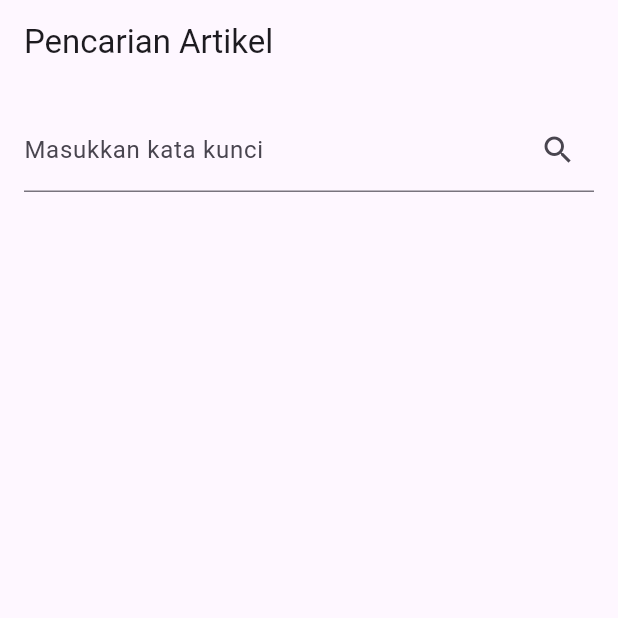
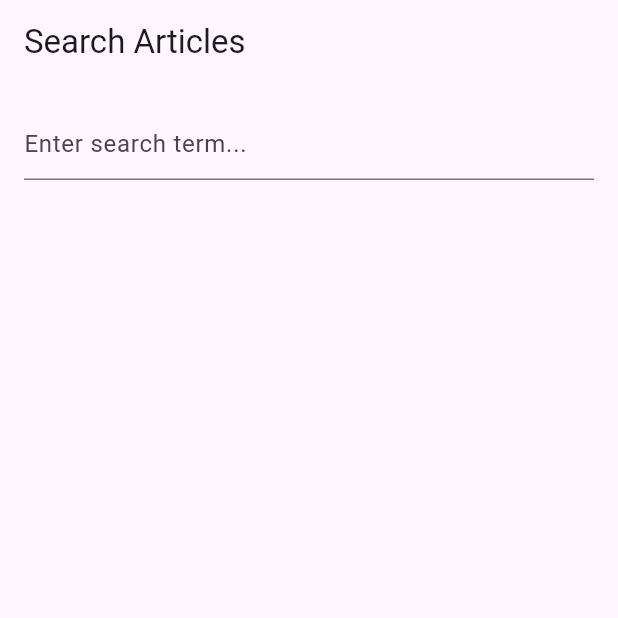
Before and after one commit to Rellganss/PAPB_JURNAL, a Flutter app: the screen it shows after launch, on a phone screen of 412 x 824 dp, the top half of it. Run offline on Flutter 3.47's test engine with Material 3 defaults, Android fonts, the phone set to English and light mode, and no system bars.

Commit message:
new code

```diff
--- a/lib/main.dart
+++ b/lib/main.dart
@@ -2,18 +2,20 @@ import 'package:flutter/material.dart';
 import 'screens/search_screen.dart';
 
 void main() {
-  runApp(MyApp());
+  runApp(const MyApp());
 }
 
 class MyApp extends StatelessWidget {
+  const MyApp({Key? key}) : super(key: key);
+
   @override
   Widget build(BuildContext context) {
     return MaterialApp(
-      title: 'Pencarian Artikel Ilmiah',
+      title: 'Article Search',
       theme: ThemeData(
         primarySwatch: Colors.blue,
       ),
-      home: SearchScreen(),
+      home: const SearchScreen(),
     );
   }
 }
--- a/lib/models/artikel.dart
+++ b/lib/models/artikel.dart
@@ -1,22 +1,17 @@
 class Artikel {
   final String title;
-  final String link;
-  final String snippet;
-  final String publicationInfo;
+  final String author;
+  final String summary;
+  final String url;
 
-  Artikel({
-    required this.title,
-    required this.link,
-    required this.snippet,
-    required this.publicationInfo,
-  });
+  Artikel({required this.title, required this.author, required this.summary, required this.url});
 
   factory Artikel.fromJson(Map<String, dynamic> json) {
     return Artikel(
-      title: json['title'] ?? 'No Title',
-      link: json['link'] ?? '',
-      snippet: json['snippet'] ?? 'No Snippet Available',
-      publicationInfo: json['publication_info'] ?? 'No Publication Info',
+      title: json['title'],
+      author: json['author'],
+      summary: json['summary'],
+      url: json['url'],
     );
   }
 }
--- a/lib/screens/search_screen.dart
+++ b/lib/screens/search_screen.dart
@@ -1,73 +1,51 @@
 import 'package:flutter/material.dart';
+import '../models/artikel.dart';
 import '../services/serpapi_service.dart';
 import '../widgets/artikel_tile.dart';
-import '../models/artikel.dart';
 
 class SearchScreen extends StatefulWidget {
+  const SearchScreen({Key? key}) : super(key: key);
+
   @override
   _SearchScreenState createState() => _SearchScreenState();
 }
 
 class _SearchScreenState extends State<SearchScreen> {
-  final TextEditingController _searchController = TextEditingController();
-  List<Artikel> _artikelList = [];
-  bool _isLoading = false;
+  final TextEditingController _controller = TextEditingController();
+  List<Artikel> _results = [];
 
-  final SerpApiService _serpApiService = SerpApiService();
-
-  void _searchArtikel(String query) async {
+  void _searchArticles() async {
+    final articles = await SerpApiService.searchArticles(_controller.text);
     setState(() {
-      _isLoading = true;
+      _results = articles;
     });
-
-    try {
-      List<Artikel> artikelList = await _serpApiService.fetchArtikel(query);
-      setState(() {
-        _artikelList = artikelList;
-        _isLoading = false;
-      });
-    } catch (e) {
-      setState(() {
-        _isLoading = false;
-      });
-      ScaffoldMessenger.of(context).showSnackBar(
-        SnackBar(content: Text('Error fetching articles: $e')),
-      );
-    }
   }
 
   @override
   Widget build(BuildContext context) {
     return Scaffold(
       appBar: AppBar(
-        title: Text('Pencarian Artikel'),
+        title: const Text('Search Articles'),
       ),
       body: Padding(
         padding: const EdgeInsets.all(16.0),
         child: Column(
           children: [
             TextField(
-              controller: _searchController,
-              decoration: InputDecoration(
-                labelText: 'Masukkan kata kunci',
-                suffixIcon: IconButton(
-                  icon: Icon(Icons.search),
-                  onPressed: () {
-                    _searchArtikel(_searchController.text);
-                  },
-                ),
+              controller: _controller,
+              decoration: const InputDecoration(
+                hintText: 'Enter search term...',
               ),
+              onSubmitted: (_) => _searchArticles(),
             ),
-            SizedBox(height: 16),
+            const SizedBox(height: 16),
             Expanded(
-              child: _isLoading
-                  ? Center(child: CircularProgressIndicator())
-                  : ListView.builder(
-                      itemCount: _artikelList.length,
-                      itemBuilder: (context, index) {
-                        return ArtikelTile(artikel: _artikelList[index]);
-                      },
-                    ),
+              child: ListView.builder(
+                itemCount: _results.length,
+                itemBuilder: (context, index) {
+                  return ArtikelTile(artikel: _results[index]);
+                },
+              ),
             ),
           ],
         ),
--- a/lib/services/serpapi_service.dart
+++ b/lib/services/serpapi_service.dart
@@ -3,19 +3,15 @@ import 'package:http/http.dart' as http;
 import '../models/artikel.dart';
 
 class SerpApiService {
-  static const String _apiKey = '3c7cb3509b88ef7c15664bab111c8eea55a30ce44481b7f06eac8a6f84b45f9c'; // Ganti dengan API key-mu
+  static const String _apiKey = '3c7cb3509b88ef7c15664bab111c8eea55a30ce44481b7f06eac8a6f84b45f9c';
   static const String _baseUrl = 'https://serpapi.com/search.json';
 
-  Future<List<Artikel>> fetchArtikel(String query) async {
-    final response = await http.get(
-      Uri.parse('$_baseUrl?engine=google_scholar&q=$query&api_key=$_apiKey'),
-    );
+  static Future<List<Artikel>> searchArticles(String query) async {
+    final response = await http.get(Uri.parse('$_baseUrl?engine=google_scholar&q=$query&api_key=$_apiKey'));
 
     if (response.statusCode == 200) {
-      final data = json.decode(response.body);
-      final List<dynamic> articles = data['organic_results'];
-
-      return articles.map((article) => Artikel.fromJson(article)).toList();
+      final List articlesJson = json.decode(response.body)['organic_results'];
+      return articlesJson.map((json) => Artikel.fromJson(json)).toList();
     } else {
       throw Exception('Failed to load articles');
     }
--- a/lib/widgets/artikel_tile.dart
+++ b/lib/widgets/artikel_tile.dart
@@ -5,14 +5,13 @@ import '../screens/detail_screen.dart';
 class ArtikelTile extends StatelessWidget {
   final Artikel artikel;
 
-  ArtikelTile({required this.artikel});
+  const ArtikelTile({Key? key, required this.artikel}) : super(key: key);
 
   @override
   Widget build(BuildContext context) {
     return ListTile(
       title: Text(artikel.title),
-      subtitle: Text(artikel.publicationInfo),
-      trailing: Icon(Icons.arrow_forward),
+      subtitle: Text(artikel.author),
       onTap: () {
         Navigator.push(
           context,
```
Also changed, not shown: lib/screens/detail_screen.dart (+18 -24 lines).
